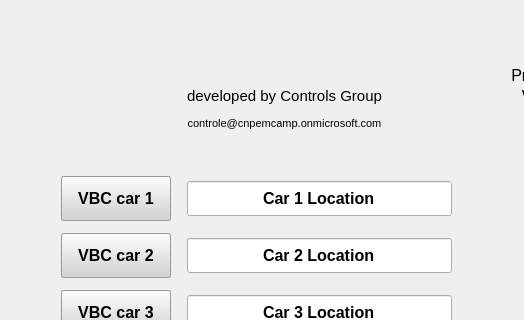
lnls-sirius/pydm-opi, file siriushlacon/vbc/ui/main_window.ui: the form before one commit; both pictures show x 0 to 524 and y 0 to 320 of the 981 by 489 pixel window.
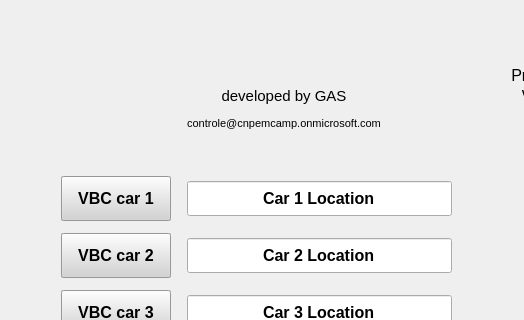
The form after the commit. Icons and pictures are not drawn. Custom widgets are drawn as their Qt base class.

What changed in the file:
```diff
--- a/siriushlacon/vbc/ui/main_window.ui
+++ b/siriushlacon/vbc/ui/main_window.ui
@@ -2218,7 +2218,7 @@
        </font>
       </property>
       <property name="text">
-       <string>developed by Controls Group</string>
+       <string>developed by GAS</string>
       </property>
       <property name="alignment">
        <set>Qt::AlignCenter</set>
```
